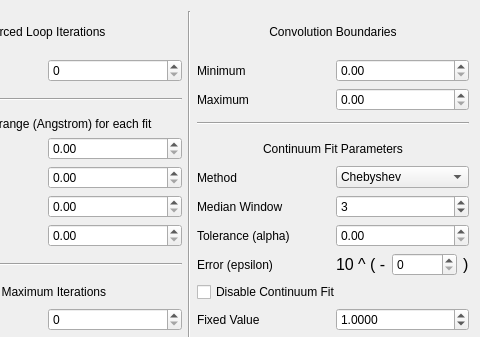
First picture: the form in meafs_code/fitsettings.ui, repository MatheusJCastro/meafs, before the edit; both pictures show x 102 to 582 and y 0 to 337 of the 582 by 535 pixel window.
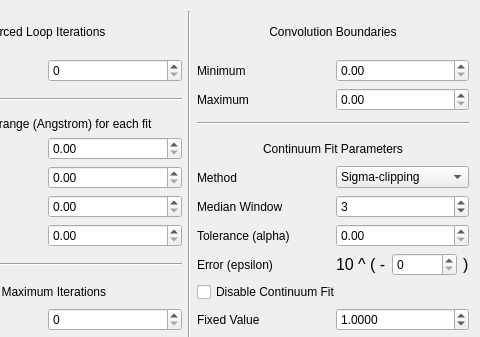
Second picture: the form after the edit.

Commit message: bug fix for the chebyshev continuum method

The edit to the form file:
```diff
--- a/meafs_code/fitsettings.ui
+++ b/meafs_code/fitsettings.ui
@@ -285,7 +285,7 @@
     <widget class="QComboBox" name="contmethod">
      <item>
       <property name="text">
-       <string>Chebyshev</string>
+       <string>Sigma-clipping</string>
       </property>
      </item>
      <item>
```
Left out of the diff: 2 changed lines with no effect on the pictures. The commit also changes 6 other files.
